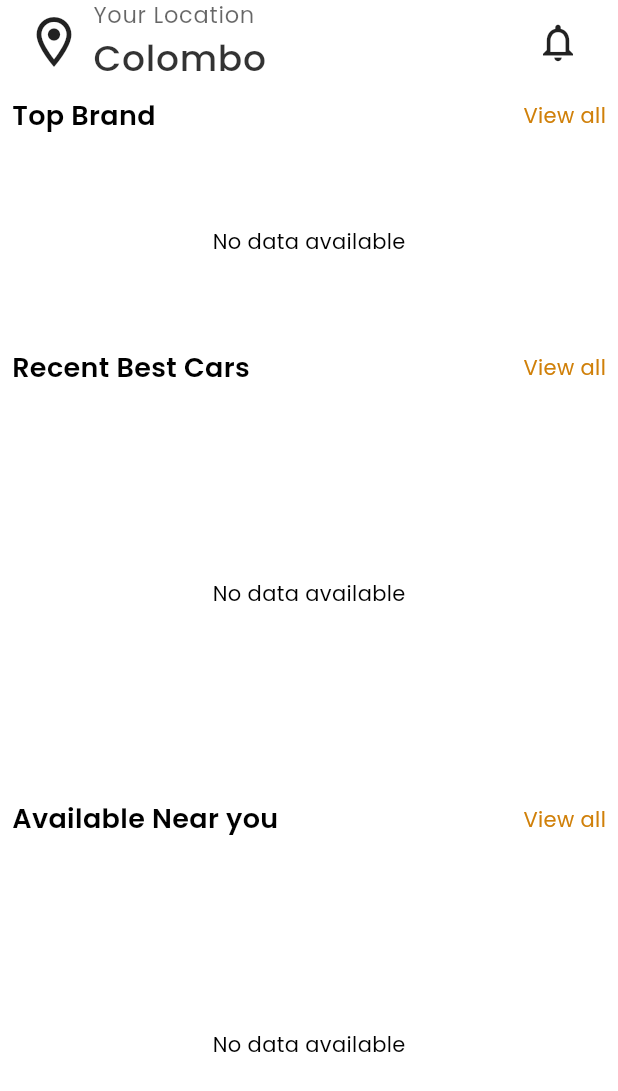
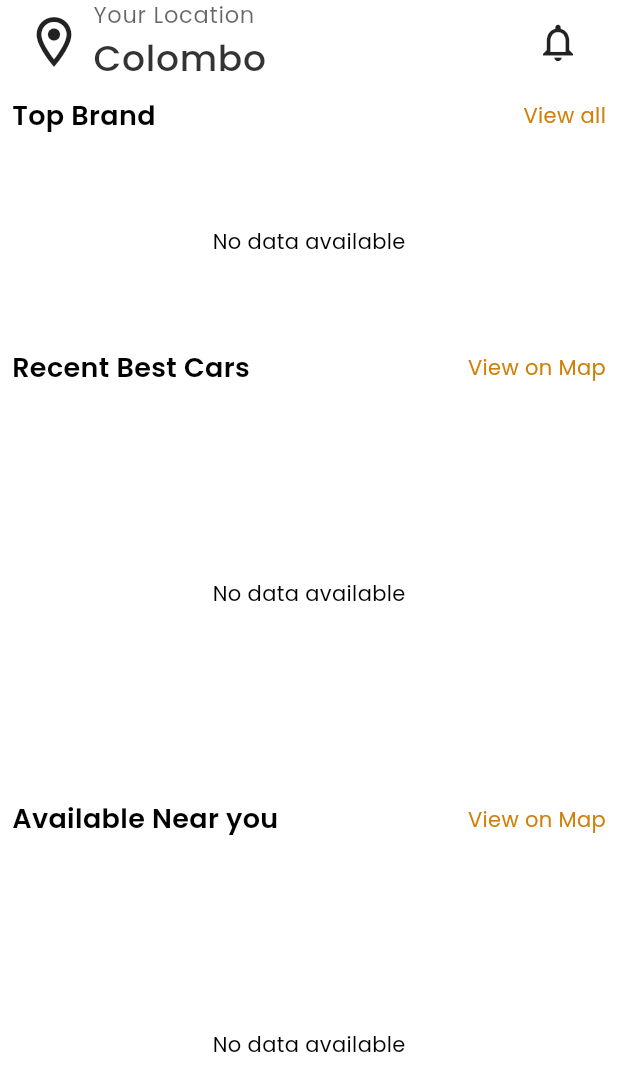
Before and after one commit to gnklakshan/KarConnect, a Flutter app: the Home screen opened directly, on a phone screen of 412 x 824 dp. Shown: the top 1091 px of the screen. Run offline on Flutter 3.47's test engine with Material 3 defaults, Android fonts, the phone set to English and light mode, and no system bars; our stand-ins replace cloud_firestore, expandable_text, firebase_auth, firebase_core, font_awesome_flutter, get and 7 more; accounts and stored records are empty.

Commit message:
update home page with map features

```diff
--- a/lib/features/dashboard/Pages/homepage.dart
+++ b/lib/features/dashboard/Pages/homepage.dart
@@ -3,6 +3,7 @@ import 'package:get/get.dart';
 import 'package:karconnect/backend/data_fetch_and_represent/brandCard_dynamic_list.dart';
 import 'package:karconnect/backend/data_fetch_and_represent/vehicle_card_dynamicList.dart';
 import 'package:karconnect/features/dashboard/Pages/subpages/notification/notificatin.dart';
+import 'package:karconnect/features/map_navigation/map_page.dart';
 
 class Home extends StatelessWidget {
   const Home({super.key});
@@ -18,7 +19,7 @@ class Home extends StatelessWidget {
               child: Column(
                 crossAxisAlignment: CrossAxisAlignment.center,
                 children: [
-                  List_Title("Top Brand", context),
+                  List_Title("Top Brand", "View all", context),
                   const SizedBox(
                     height: 15,
                   ),
@@ -26,7 +27,11 @@ class Home extends StatelessWidget {
                   const SizedBox(
                     height: 15,
                   ),
-                  List_Title("Recent Best Cars", context),
+                  GestureDetector(
+                    child:
+                        List_Title("Recent Best Cars", "View on Map", context),
+                    onTap: () => Get.to(const MapPage()),
+                  ),
                   const SizedBox(
                     height: 15,
                   ),
@@ -36,7 +41,11 @@ class Home extends StatelessWidget {
                   const SizedBox(
                     height: 15,
                   ),
-                  List_Title("Available Near you", context),
+                  GestureDetector(
+                    child: List_Title(
+                        "Available Near you", "View on Map", context),
+                    onTap: () => Get.to(const MapPage()),
+                  ),
                   const SizedBox(
                     height: 15,
                   ),
@@ -52,7 +61,7 @@ class Home extends StatelessWidget {
 
   //Heading reuseable class
 
-  Row List_Title(String Topic, BuildContext context) {
+  Row List_Title(String Topic, String option, BuildContext context) {
     return Row(
       children: [
         Expanded(
@@ -60,11 +69,11 @@ class Home extends StatelessWidget {
           Topic,
           style: Theme.of(context).appBarTheme.titleTextStyle,
         )),
-        const Expanded(
+        Expanded(
             child: Align(
                 alignment: Alignment.centerRight,
                 child: Text(
-                  "View all",
+                  option,
                   style: TextStyle(color: Color.fromARGB(255, 208, 128, 9)),
                 )))
       ],
--- a/lib/features/dashboard/Pages/profilepage.dart
+++ b/lib/features/dashboard/Pages/profilepage.dart
@@ -96,7 +96,7 @@ class _profileState extends State<profile> {
           context: context,
           icon: Iconsax.people,
           label: "profile",
-          onPressed: () => Get.to(() => MapPage()),
+          onPressed: () => Get.to(() => dummy()),
         ),
         _buildSpacedprofileOption(
           context: context,
@@ -106,9 +106,9 @@ class _profileState extends State<profile> {
         ),
         _buildSpacedprofileOption(
           context: context,
-          icon: Iconsax.heart,
-          label: "Wishlist",
-          onPressed: () => Get.to(() => dummy()),
+          icon: Iconsax.map,
+          label: "Map",
+          onPressed: () => Get.to(() => MapPage()),
         ),
         _buildSpacedprofileOption(
           context: context,
```
